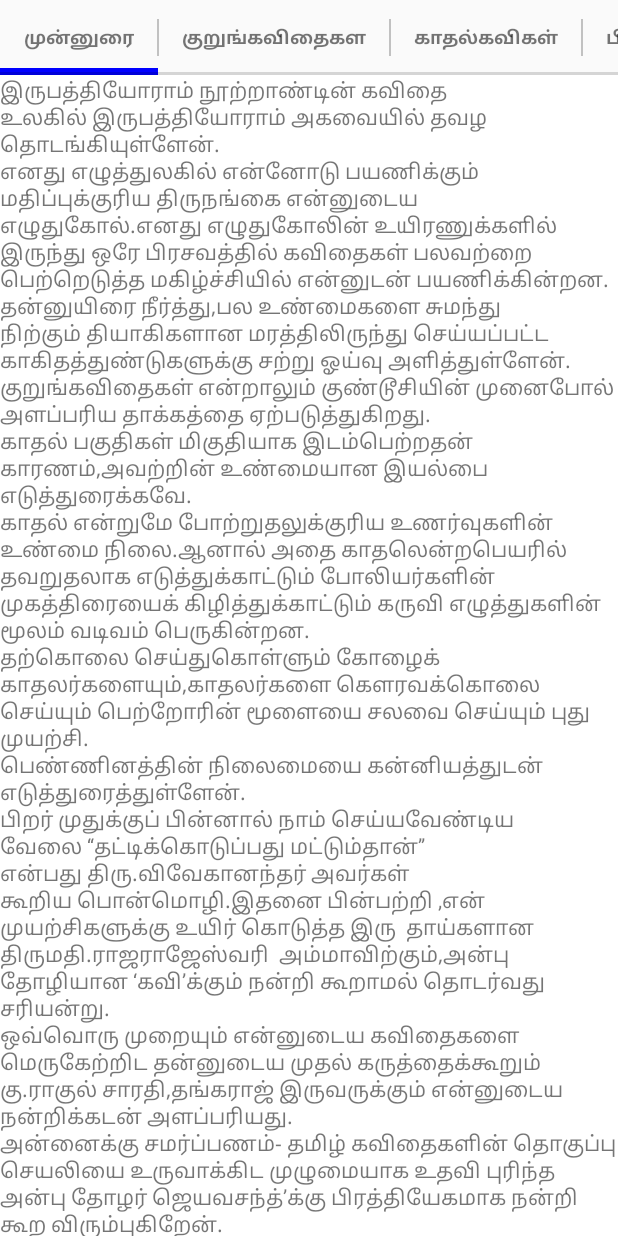
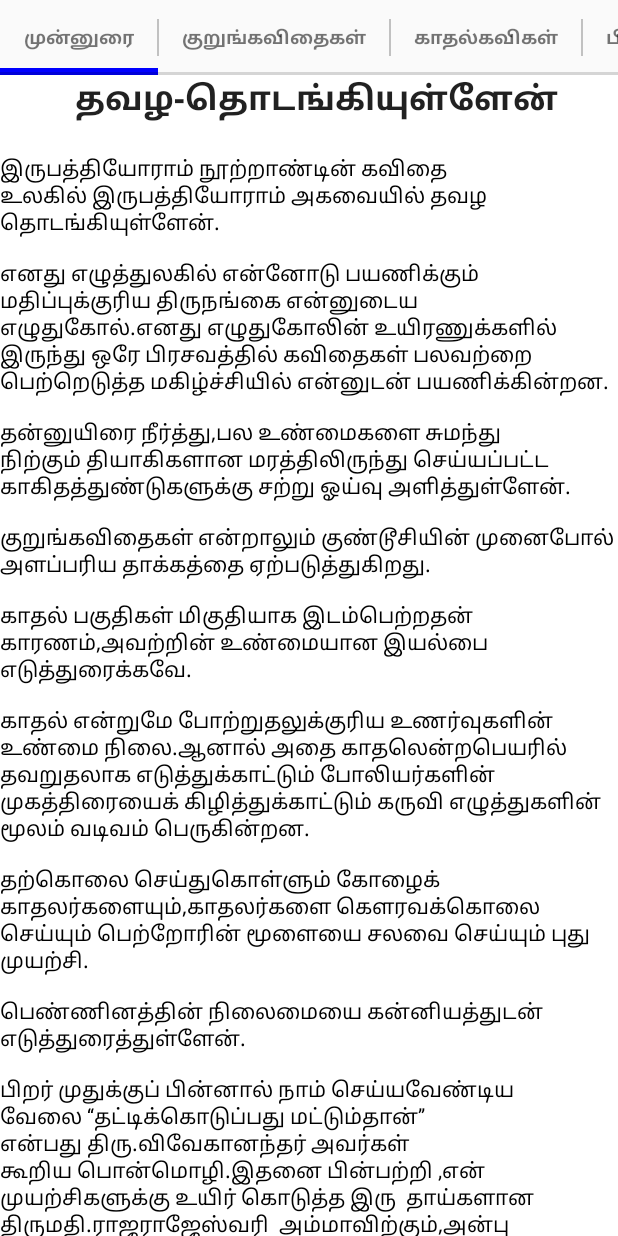
Before and after one commit to JayavasanthRamesh/annaikuSamarpanam, an Android app: the screen it shows after launch (SlidingPager), on a phone screen of 412 x 824 dp. Run offline under Robolectric (Android 15) with nearby library versions, the phone set to English and light mode, and no system bars.

Commit message:
#all-done. Button formatting remains

```diff
--- a/app/src/main/java/com/seetha/kavithai/annaikusamarpanam/SlidingPager.java
+++ b/app/src/main/java/com/seetha/kavithai/annaikusamarpanam/SlidingPager.java
@@ -58,7 +58,7 @@ public class SlidingPager extends FragmentActivity {
         ));
 
         mTabs.add(new SamplePagerItem(
-                "குறுங்கவிதைகள", // Title
+                "குறுங்கவிதைகள்", // Title
                 Color.RED, // Indicator color
                 Color.GRAY // Divider color
         ));
--- a/app/src/main/java/com/seetha/kavithai/annaikusamarpanam/Tab1.java
+++ b/app/src/main/java/com/seetha/kavithai/annaikusamarpanam/Tab1.java
@@ -1,12 +1,13 @@
 package com.seetha.kavithai.annaikusamarpanam;
 
-
+import android.content.Intent;
 import android.os.Bundle;
 import android.support.annotation.Nullable;
 import android.support.v4.app.Fragment;
 import android.view.LayoutInflater;
 import android.view.View;
 import android.view.ViewGroup;
+import android.widget.Button;
 import android.widget.TextView;
 
 public class Tab1 extends Fragment {
@@ -16,21 +17,33 @@ public class Tab1 extends Fragment {
     public View onCreateView(LayoutInflater inflater, @Nullable ViewGroup container, @Nullable Bundle savedInstanceState) {
 
         View munnurai = inflater.inflate(R.layout.fragment_tab1, null);
+
+        TextView heading = (TextView) munnurai.findViewById(R.id.heading);
+        heading.setText("தவழ-தொடங்கியுள்ளேன்");
+
         TextView textView = (TextView) munnurai.findViewById(R.id.textView);
-
-        textView.setText("இருபத்தியோராம் நூற்றாண்டின் கவிதை உலகில் இருபத்தியோராம் அகவையில் தவழ தொடங்கியுள்ளேன்.\n" +
-                "எனது எழுத்துலகில் என்னோடு பயணிக்கும் மதிப்புக்குரிய திருநங்கை என்னுடைய எழுதுகோல்.எனது எழுதுகோலின் உயிரணுக்களில் இருந்து ஒரே பிரசவத்தில் கவிதைகள் பலவற்றை பெற்றெடுத்த மகிழ்ச்சியில் என்னுடன் பயணிக்கின்றன. \n" +
-                "தன்னுயிரை நீர்த்து,பல உண்மைகளை சுமந்து நிற்கும் தியாகிகளான மரத்திலிருந்து செய்யப்பட்ட காகிதத்துண்டுகளுக்கு சற்று ஓய்வு அளித்துள்ளேன்.\n" +
-                "குறுங்கவிதைகள் என்றாலும் குண்டூசியின் முனைபோல் அளப்பரிய தாக்கத்தை ஏற்படுத்துகிறது.\n" +
-                "காதல் பகுதிகள் மிகுதியாக இடம்பெற்றதன் காரணம்,அவற்றின் உண்மையான இயல்பை எடுத்துரைக்கவே.\n" +
-                "காதல் என்றுமே போற்றுதலுக்குரிய உணர்வுகளின் உண்மை நிலை.ஆனால் அதை காதலென்றபெயரில் தவறுதலாக எடுத்துக்காட்டும் போலியர்களின் முகத்திரையைக் கிழித்துக்காட்டும் கருவி எழுத்துகளின் மூலம் வடிவம் பெருகின்றன.\n" +
-                "தற்கொலை செய்துகொள்ளும் கோழைக் காதலர்களையும்,காதலர்களை கௌரவக்கொலை செய்யும் பெற்றோரின் மூளையை சலவை செய்யும் புது முயற்சி.\n" +
-                "பெண்ணினத்தின் நிலைமையை கன்னியத்துடன் எடுத்துரைத்துள்ளேன்.\n" +
-                "பிறர் முதுக்குப் பின்னால் நாம் செய்யவேண்டிய வேலை “தட்டிக்கொடுப்பது மட்டும்தான்” என்பது திரு.விவேகானந்தர் அவர்கள் கூறிய பொன்மொழி.இதனை பின்பற்றி ,என் முயற்சிகளுக்கு உயிர் கொடுத்த இரு  தாய்களான திருமதி.ராஜராஜேஸ்வரி  அம்மாவிற்கும்,அன்பு தோழியான ‘கவி’க்கும் நன்றி கூறாமல் தொடர்வது சரியன்று.\n" +
-                "ஒவ்வொரு முறையும் என்னுடைய கவிதைகளை மெருகேற்றிட தன்னுடைய முதல் கருத்தைக்கூறும் கு.ராகுல் சாரதி,தங்கராஜ் இருவருக்கும் என்னுடைய நன்றிக்கடன் அளப்பரியது.\n" +
+        textView.setText("இருபத்தியோராம் நூற்றாண்டின் கவிதை உலகில் இருபத்தியோராம் அகவையில் தவழ தொடங்கியுள்ளேன்.\n\n" +
+                "எனது எழுத்துலகில் என்னோடு பயணிக்கும் மதிப்புக்குரிய திருநங்கை என்னுடைய எழுதுகோல்.எனது எழுதுகோலின் உயிரணுக்களில் இருந்து ஒரே பிரசவத்தில் கவிதைகள் பலவற்றை பெற்றெடுத்த மகிழ்ச்சியில் என்னுடன் பயணிக்கின்றன.\n\n" +
+                "தன்னுயிரை நீர்த்து,பல உண்மைகளை சுமந்து நிற்கும் தியாகிகளான மரத்திலிருந்து செய்யப்பட்ட காகிதத்துண்டுகளுக்கு சற்று ஓய்வு அளித்துள்ளேன்.\n\n" +
+                "குறுங்கவிதைகள் என்றாலும் குண்டூசியின் முனைபோல் அளப்பரிய தாக்கத்தை ஏற்படுத்துகிறது.\n\n" +
+                "காதல் பகுதிகள் மிகுதியாக இடம்பெற்றதன் காரணம்,அவற்றின் உண்மையான இயல்பை எடுத்துரைக்கவே.\n\n" +
+                "காதல் என்றுமே போற்றுதலுக்குரிய உணர்வுகளின் உண்மை நிலை.ஆனால் அதை காதலென்றபெயரில் தவறுதலாக எடுத்துக்காட்டும் போலியர்களின் முகத்திரையைக் கிழித்துக்காட்டும் கருவி எழுத்துகளின் மூலம் வடிவம் பெருகின்றன.\n\n" +
+                "தற்கொலை செய்துகொள்ளும் கோழைக் காதலர்களையும்,காதலர்களை கௌரவக்கொலை செய்யும் பெற்றோரின் மூளையை சலவை செய்யும் புது முயற்சி.\n\n" +
+                "பெண்ணினத்தின் நிலைமையை கன்னியத்துடன் எடுத்துரைத்துள்ளேன்.\n\n" +
+                "பிறர் முதுக்குப் பின்னால் நாம் செய்யவேண்டிய வேலை “தட்டிக்கொடுப்பது மட்டும்தான்” என்பது திரு.விவேகானந்தர் அவர்கள் கூறிய பொன்மொழி.இதனை பின்பற்றி ,என் முயற்சிகளுக்கு உயிர் கொடுத்த இரு  தாய்களான திருமதி.ராஜராஜேஸ்வரி  அம்மாவிற்கும்,அன்பு தோழியான ‘கவி’க்கும் நன்றி கூறாமல் தொடர்வது சரியன்று.\n\n" +
+                "ஒவ்வொரு முறையும் என்னுடைய கவிதைகளை மெருகேற்றிட தன்னுடைய முதல் கருத்தைக்கூறும் கு.ராகுல் சாரதி,தங்கராஜ் இருவருக்கும் என்னுடைய நன்றிக்கடன் அளப்பரியது.\n\n" +
                 "அன்னைக்கு சமர்ப்பணம்- தமிழ் கவிதைகளின் தொகுப்பு செயலியை உருவாக்கிட முழுமையாக உதவி புரிந்த அன்பு தோழர் ஜெயவசந்த்’க்கு பிரத்தியேகமாக நன்றி கூற விரும்புகிறேன்.");
 
+        Button about = (Button) munnurai.findViewById(R.id.aboutBtn);
+        about.setOnClickListener(new View.OnClickListener() {
+            @Override
+            public void onClick(View v) {
+                Intent a = new Intent(getActivity().getApplicationContext(), About.class);
+                a.addFlags(Intent.FLAG_ACTIVITY_NEW_TASK);
+                startActivity(a);
+            }
+        });
+
         return munnurai;
-
     }
 }
--- a/app/src/main/java/com/seetha/kavithai/annaikusamarpanam/Tab2Adapter.java
+++ b/app/src/main/java/com/seetha/kavithai/annaikusamarpanam/Tab2Adapter.java
@@ -2,11 +2,9 @@ package com.seetha.kavithai.annaikusamarpanam;
 
 import android.content.Context;
 import android.database.DataSetObserver;
-import android.support.v7.widget.RecyclerView;
 import android.view.LayoutInflater;
 import android.view.View;
 import android.view.ViewGroup;
-import android.widget.ArrayAdapter;
 import android.widget.ListAdapter;
 import android.widget.TextView;
 
@@ -60,7 +58,7 @@ public class Tab2Adapter implements ListAdapter {
         View itemView;
         switch (position % 2) {
             case 1:
-                itemView =  inflater.inflate(R.layout.tab2card, parent, false);
+                itemView =  inflater.inflate(R.layout.tab2card_left, parent, false);
                 break;
             default:
                 itemView =  inflater.inflate(R.layout.tab2card_right, parent, false);
--- a/app/src/main/res/layout/activity_main.xml
+++ b/app/src/main/res/layout/activity_main.xml
@@ -11,7 +11,7 @@
     android:id="@+id/layout"
     android:orientation="vertical">
 
-    <android.support.v7.widget.RecyclerView
+    <ListView
         android:id="@+id/cardList"
         android:layout_width="match_parent"
         android:layout_height="match_parent"/>
--- a/app/src/main/res/layout/fragment_tab1.xml
+++ b/app/src/main/res/layout/fragment_tab1.xml
@@ -5,12 +5,39 @@
 
     <LinearLayout
         android:layout_width="wrap_content"
-        android:layout_height="wrap_content">
+        android:layout_height="wrap_content"
+        android:orientation="vertical" >
 
         <TextView
+            android:id="@+id/heading"
+            android:layout_width="fill_parent"
+            android:layout_height="wrap_content"
+            android:textStyle="bold"
+            android:textAppearance="@android:style/TextAppearance.DeviceDefault.Large"
+            android:paddingLeft="50dp"
+            android:paddingBottom="20dp"/>
+        <TextView
             android:id="@+id/textView"
-            android:layout_width="fill_parent"
-            android:layout_height="fill_parent" />
+            android:layout_width="wrap_content"
+            android:layout_height="wrap_content"
+            android:textColor="#FF000000"
+            android:textSize="14sp"
+            />
+
+        <Button
+            android:id="@+id/aboutBtn"
+            android:text="About"
+            android:layout_marginLeft="80dp"
+            android:layout_width="wrap_content"
+            android:layout_height="wrap_content" />
+
+        <Button
+            android:id="@+id/donateBtn"
+            android:text="Donate"
+            android:layout_marginLeft="80dp"
+            android:layout_width="wrap_content"
+            android:layout_height="wrap_content" />
     </LinearLayout>
 
+
 </ScrollView>
--- a/app/src/main/res/layout/tab2card.xml
+++ b/app/src/main/res/layout/tab2card_left.xml
@@ -16,7 +16,7 @@
 
         <ImageView
             android:layout_width="12dp"
-            android:layout_height="140dp"
+            android:layout_height="100dp"
             android:id="@+id/imageView2"
             android:layout_alignParentLeft="true"
             android:scaleType="centerCrop"
@@ -31,7 +31,7 @@
             android:paddingTop="4dp"
             android:textStyle="bold"
             android:textColor="#ee7600"
-            android:textSize="12dp"
+            android:textSize="14sp"
             android:paddingLeft="15dp"
             android:paddingBottom="5dp"
             android:layout_alignParentTop="true"
@@ -43,7 +43,7 @@
             android:textAppearance="?android:attr/textAppearanceLarge"
             android:text="Large Text"
             android:id="@+id/textView2"
-            android:textSize="10dp"
+            android:textSize="11sp"
             android:paddingLeft="15dp"
             android:textColorHint="@color/cardview_shadow_end_color"
             android:textStyle="italic"
--- a/app/src/main/res/layout/tab2card_right.xml
+++ b/app/src/main/res/layout/tab2card_right.xml
@@ -15,7 +15,7 @@
 
         <ImageView
             android:layout_width="12dp"
-            android:layout_height="120dp"
+            android:layout_height="100dp"
             android:id="@+id/imageView2"
             android:scaleType="centerCrop"
             android:src="@drawable/orange"
@@ -30,7 +30,7 @@
             android:paddingTop="20dp"
             android:textStyle="bold"
             android:textColor="#663399"
-            android:textSize="12sp"
+            android:textSize="14sp"
             android:paddingRight="20dp"
             android:paddingBottom="10dp"
             android:layout_alignParentTop="true"
@@ -43,7 +43,7 @@
             android:textAppearance="?android:attr/textAppearanceLarge"
             android:text="Large Text"
             android:id="@+id/textView2"
-            android:textSize="10sp"
+            android:textSize="11sp"
             android:paddingRight="20dp"
             android:textColorHint="@color/cardview_shadow_end_color"
             android:textStyle="italic"
```
Also changed, not shown: app/src/main/AndroidManifest.xml (+5 -14 lines), app/src/main/java/com/seetha/kavithai/annaikusamarpanam/About.java (added, +140 -0 lines), app/src/main/java/com/seetha/kavithai/annaikusamarpanam/Tab3.java (+29 -6 lines), app/src/main/java/com/seetha/kavithai/annaikusamarpanam/Tab4.java (+45 -7 lines), app/src/main/java/com/seetha/kavithai/annaikusamarpanam/displayActivity.java (+8 -8 lines), app/src/main/java/com/seetha/kavithai/annaikusamarpanam/kavithaAdapter.java (+77 -60 lines), app/src/main/res/layout/display.xml (+6 -1 lines).
